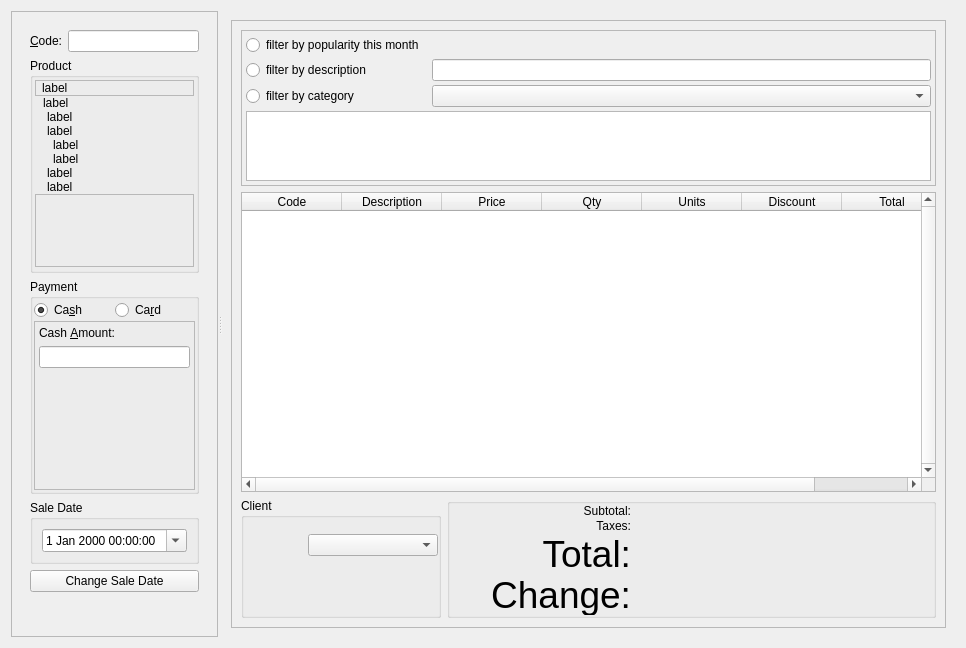
Before: the Qt Designer form src/ui/mainview.ui in miguelchavez/lemonpos, drawn with Qt 5.
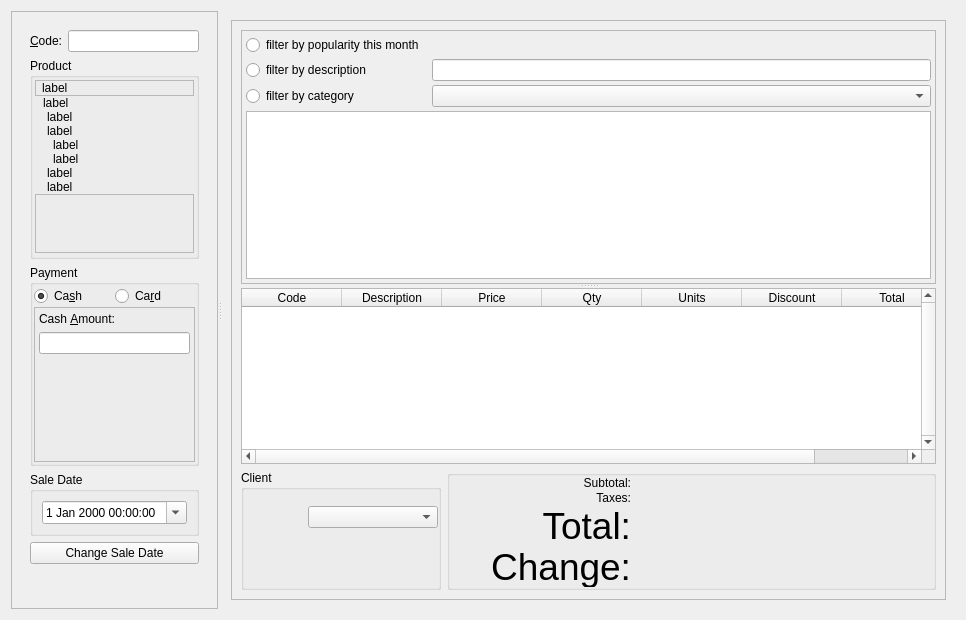
After: the same form once the commit is applied. Icons and pictures are not drawn. Custom widgets are drawn as their Qt base class.

Commit message: Adding an SPLITTER between the products grid and the purchase list in LEMON. Requested at ticket 75

Patch:
```diff
--- a/src/ui/mainview.ui
+++ b/src/ui/mainview.ui
@@ -648,8 +648,12 @@
           <property name="frameShadow">
            <enum>QFrame::Raised</enum>
           </property>
-          <layout class="QGridLayout">
+          <layout class="QGridLayout" name="gridLayout_2">
            <item row="0" column="0" colspan="2">
+            <widget class="QSplitter" name="splitterGrid">
+             <property name="orientation">
+              <enum>Qt::Vertical</enum>
+             </property>
             <widget class="QFrame" name="frameGridView">
              <property name="sizePolicy">
               <sizepolicy hsizetype="Expanding" vsizetype="Expanding">
@@ -670,6 +674,13 @@
               <property name="spacing">
                <number>4</number>
               </property>
+               <item row="0" column="0">
+                <widget class="QRadioButton" name="rbFilterByPopularity">
+                 <property name="text">
+                  <string>filter by popularity this month</string>
+                 </property>
+                </widget>
+               </item>
               <item row="1" column="0">
                <widget class="QRadioButton" name="rbFilterByDesc">
                 <property name="text">
@@ -693,17 +704,8 @@
               <item row="3" column="0" colspan="3">
                <widget class="QListView" name="listView"/>
               </item>
-              <item row="0" column="0">
-               <widget class="QRadioButton" name="rbFilterByPopularity">
-                <property name="text">
-                 <string>filter by popularity this month</string>
-                </property>
-               </widget>
-              </item>
-             </layout>
-            </widget>
-           </item>
-           <item row="1" column="0" colspan="2">
+              </layout>
+             </widget>
             <widget class="QTableWidget" name="tableWidget">
              <property name="enabled">
               <bool>true</bool>
@@ -717,7 +719,7 @@
              <property name="minimumSize">
               <size>
                <width>0</width>
-               <height>300</height>
+                <height>150</height>
               </size>
              </property>
              <property name="focusPolicy">
@@ -795,93 +797,9 @@
               </property>
              </column>
             </widget>
-           </item>
-           <item row="2" column="0">
-            <widget class="QGroupBox" name="groupClient">
-             <property name="sizePolicy">
-              <sizepolicy hsizetype="Minimum" vsizetype="Minimum">
-               <horstretch>0</horstretch>
-               <verstretch>0</verstretch>
-              </sizepolicy>
-             </property>
-             <property name="minimumSize">
-              <size>
-               <width>200</width>
-               <height>120</height>
-              </size>
-             </property>
-             <property name="title">
-              <string>Client</string>
-             </property>
-             <layout class="QGridLayout">
-              <property name="margin">
-               <number>0</number>
-              </property>
-              <property name="spacing">
-               <number>0</number>
-              </property>
-              <item row="0" column="0">
-               <widget class="QLabel" name="lblClientPhoto">
-                <property name="sizePolicy">
-                 <sizepolicy hsizetype="Minimum" vsizetype="Minimum">
-                  <horstretch>0</horstretch>
-                  <verstretch>0</verstretch>
-                 </sizepolicy>
-                </property>
-                <property name="minimumSize">
-                 <size>
-                  <width>64</width>
-                  <height>64</height>
-                 </size>
-                </property>
-                <property name="maximumSize">
-                 <size>
-                  <width>64</width>
-                  <height>64</height>
-                 </size>
-                </property>
-                <property name="text">
-                 <string/>
-                </property>
-                <property name="scaledContents">
-                 <bool>true</bool>
-                </property>
-                <property name="alignment">
-                 <set>Qt::AlignCenter</set>
-                </property>
-               </widget>
-              </item>
-              <item row="0" column="1">
-               <layout class="QVBoxLayout">
-                <property name="spacing">
-                 <number>0</number>
-                </property>
-                <item>
-                 <widget class="QComboBox" name="comboClients"/>
-                </item>
-                <item>
-                 <widget class="QLabel" name="lblClientDiscount">
-                  <property name="text">
-                   <string/>
-                  </property>
-                 </widget>
-                </item>
-                <item>
-                 <widget class="QLabel" name="labelClientDiscounted">
-                  <property name="text">
-                   <string/>
-                  </property>
-                  <property name="indent">
-                   <number>7</number>
-                  </property>
-                 </widget>
-                </item>
-               </layout>
-              </item>
-             </layout>
-            </widget>
-           </item>
-           <item row="2" column="1">
+            </widget>
+           </item>
+           <item row="1" column="1">
             <widget class="QGroupBox" name="groupTotals">
              <property name="sizePolicy">
               <sizepolicy hsizetype="Minimum" vsizetype="Maximum">
@@ -1143,6 +1061,91 @@
              </layout>
             </widget>
            </item>
+           <item row="1" column="0">
+            <widget class="QGroupBox" name="groupClient">
+             <property name="sizePolicy">
+              <sizepolicy hsizetype="Minimum" vsizetype="Minimum">
+               <horstretch>0</horstretch>
+               <verstretch>0</verstretch>
+              </sizepolicy>
+             </property>
+             <property name="minimumSize">
+              <size>
+               <width>200</width>
+               <height>120</height>
+              </size>
+             </property>
+             <property name="title">
+              <string>Client</string>
+             </property>
+             <layout class="QGridLayout">
+              <property name="margin">
+               <number>0</number>
+              </property>
+              <property name="spacing">
+               <number>0</number>
+              </property>
+              <item row="0" column="0">
+               <widget class="QLabel" name="lblClientPhoto">
+                <property name="sizePolicy">
+                 <sizepolicy hsizetype="Minimum" vsizetype="Minimum">
+                  <horstretch>0</horstretch>
+                  <verstretch>0</verstretch>
+                 </sizepolicy>
+                </property>
+                <property name="minimumSize">
+                 <size>
+                  <width>64</width>
+                  <height>64</height>
+                 </size>
+                </property>
+                <property name="maximumSize">
+                 <size>
+                  <width>64</width>
+                  <height>64</height>
+                 </size>
+                </property>
+                <property name="text">
+                 <string/>
+                </property>
+                <property name="scaledContents">
+                 <bool>true</bool>
+                </property>
+                <property name="alignment">
+                 <set>Qt::AlignCenter</set>
+                </property>
+               </widget>
+              </item>
+              <item row="0" column="1">
+               <layout class="QVBoxLayout">
+                <property name="spacing">
+                 <number>0</number>
+                </property>
+                <item>
+                 <widget class="QComboBox" name="comboClients"/>
+                </item>
+                <item>
+                 <widget class="QLabel" name="lblClientDiscount">
+                  <property name="text">
+                   <string/>
+                  </property>
+                 </widget>
+                </item>
+                <item>
+                 <widget class="QLabel" name="labelClientDiscounted">
+                  <property name="text">
+                   <string/>
+                  </property>
+                  <property name="indent">
+                   <number>7</number>
+                  </property>
+                 </widget>
+                </item>
+               </layout>
+              </item>
+             </layout>
+            </widget>
+           </item>
           </layout>
          </widget>
         </item>
@@ -1523,6 +1526,19 @@
     </widget>
    </item>
   </layout>
+  <widget class="QSplitter" name="gridSplitter">
+   <property name="geometry">
+    <rect>
+     <x>0</x>
+     <y>0</y>
+     <width>100</width>
+     <height>30</height>
+    </rect>
+   </property>
+   <property name="orientation">
+    <enum>Qt::Vertical</enum>
+   </property>
+  </widget>
  </widget>
  <customwidgets>
   <customwidget>
```
Lines whose indentation alone changed are shown as unchanged. The commit also changes 4 other files.
